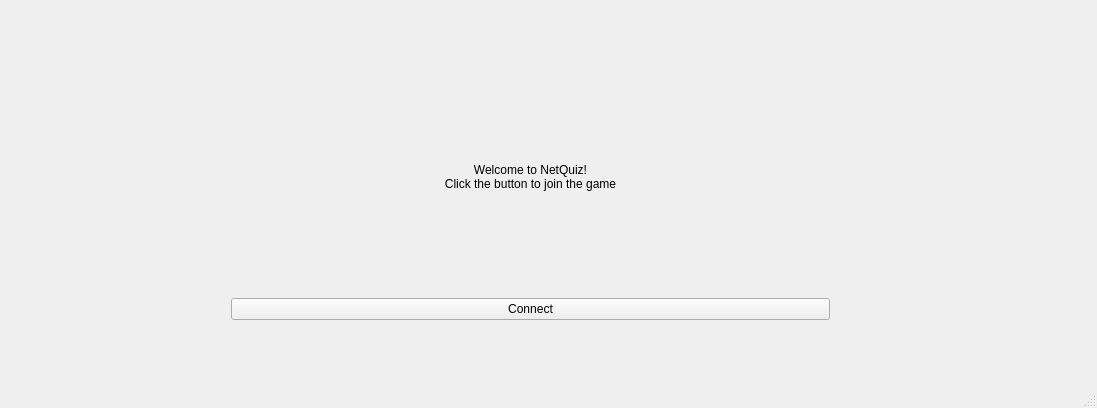
Before: the Qt Designer form client/mainwindow.ui in MichalDolata/netquiz, drawn with Qt 5.
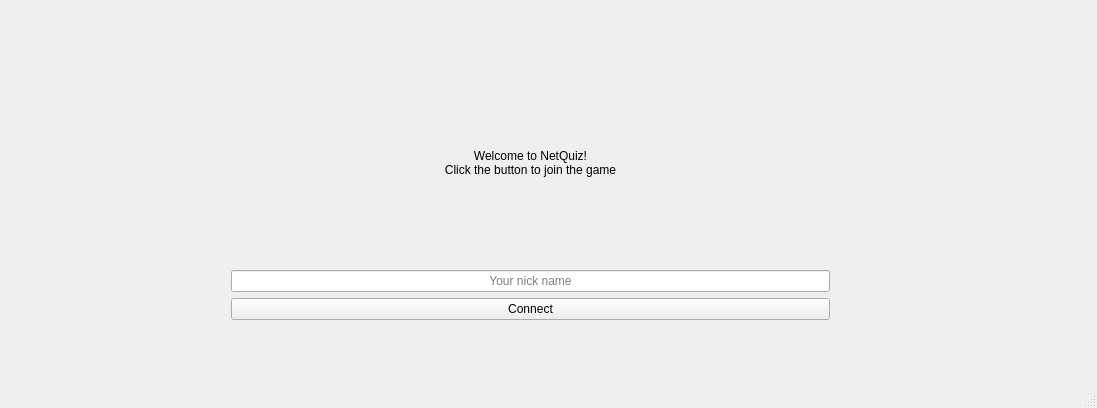
After: the same form once the commit is applied.

```diff
--- a/client/mainwindow.ui
+++ b/client/mainwindow.ui
@@ -24,7 +24,7 @@
      </rect>
     </property>
     <widget class="QWidget" name="menu">
-     <widget class="QWidget" name="">
+     <widget class="QWidget" name="layoutWidget">
       <property name="geometry">
        <rect>
         <x>220</x>
@@ -51,6 +51,16 @@
          </property>
         </widget>
        </item>
+       <item>
+        <widget class="QLineEdit" name="nickNameEdit">
+         <property name="alignment">
+          <set>Qt::AlignCenter</set>
+         </property>
+         <property name="placeholderText">
+          <string>Your nick name</string>
+         </property>
+        </widget>
+       </item>
        <item>
         <widget class="QPushButton" name="connectButton">
          <property name="text">
```
Left out of the diff: 4 changed lines with no effect on the pictures.
